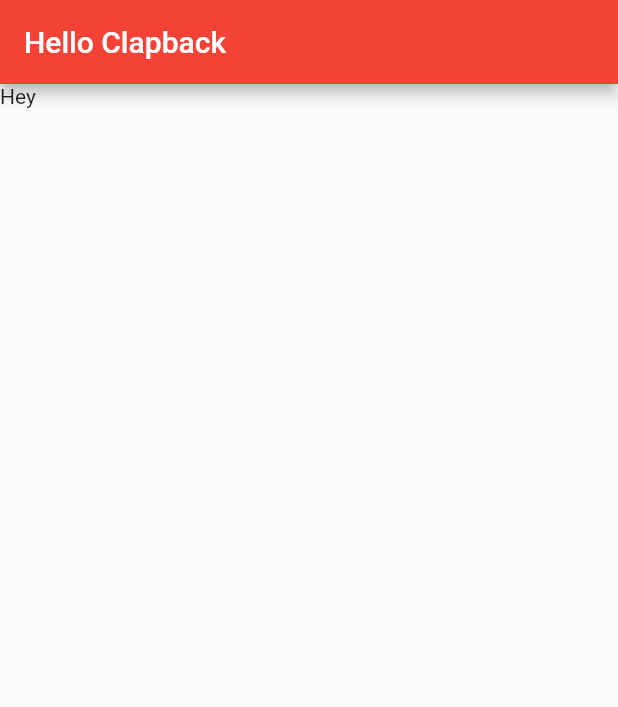
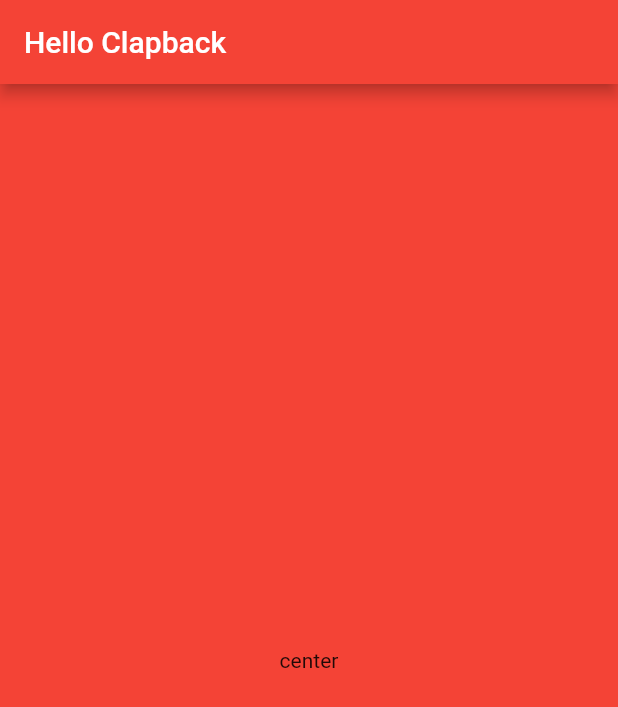
Before and after one commit to rhidra/clapback-app-flutter, a Flutter app: the screen it shows after launch, on a phone screen of 412 x 824 dp. Shown: the top 707 px of the screen. Run offline on Flutter 3.47's test engine with Material 2 defaults, Android fonts, the phone set to English and light mode, and no system bars.

Commit message:
Basic feed layout

```diff
--- /dev/null
+++ b/lib/models/topic.dart
@@ -0,0 +1,53 @@
+import 'package:clapback_app/models/user.dart';
+
+class Topic {
+  final String id;
+  final String title;
+
+  final List<String> hashtags;
+  final List<String> suggestedHashtags;
+  final bool isPublic;
+  final bool isProcessing;
+  final String date;
+
+  final Panel centerPanel;
+  final Panel leftPanel;
+  final Panel rightPanel;
+
+  final int likesCounter = 0;
+  final int viewsCounter = 0;
+  final int commentsCounter = 0;
+  final int clapbacksCounter = 0;
+  final bool hasLiked = false;
+
+  Topic(
+      {this.id,
+      this.title,
+      this.hashtags,
+      this.suggestedHashtags,
+      this.isPublic,
+      this.isProcessing,
+      this.date,
+      this.centerPanel,
+      this.leftPanel,
+      this.rightPanel});
+
+  factory Album.fromJson(Map<String, dynamic> json) {
+    return Album(
+      id: json['_id'],
+      title: json['title'],
+      title: json['title'],
+      title: json['title'],
+      title: json['title'],
+    )
+  }
+}
+
+class Panel {
+  final String video;
+  final String text;
+  final String textAlt;
+  final String image;
+  final String quiz;
+  final User author;
+}
--- /dev/null
+++ b/lib/screens/feed/components/topic.dart
@@ -0,0 +1,43 @@
+import 'package:flutter/material.dart';
+import 'package:flutter/widgets.dart';
+
+class Topic extends StatefulWidget {
+  @override
+  _TopicState createState() => _TopicState();
+}
+
+class _TopicState extends State<Topic> {
+  PageController _pageCtrl;
+
+  @override
+  void initState() {
+    super.initState();
+    _pageCtrl = PageController(initialPage: 1);
+  }
+
+  @override
+  void dispose() {
+    _pageCtrl.dispose();
+    super.dispose();
+  }
+
+  @override
+  Widget build(BuildContext context) {
+    return PageView(
+      controller: _pageCtrl,
+      scrollDirection: Axis.horizontal,
+      children: [
+        _buildPanel(context, Colors.green, 'left'),
+        _buildPanel(context, Colors.red, 'center'),
+        _buildPanel(context, Colors.purple, 'right'),
+      ],
+    );
+  }
+
+  Widget _buildPanel(BuildContext context, Color color, String text) {
+    return Container(
+      color: color,
+      child: Center(child: Text(text)),
+    );
+  }
+}
--- a/lib/screens/feed/feed.dart
+++ b/lib/screens/feed/feed.dart
@@ -1,4 +1,6 @@
 import 'package:flutter/material.dart';
+
+import 'components/topic.dart';
 
 class Feed extends StatefulWidget {
   @override
@@ -6,13 +8,36 @@ class Feed extends StatefulWidget {
 }
 
 class _FeedState extends State<Feed> {
+  PageController _pageCtrl;
+
+  @override
+  void initState() {
+    super.initState();
+    _pageCtrl = PageController();
+  }
+
+  @override
+  void dispose() {
+    _pageCtrl.dispose();
+    super.dispose();
+  }
+
   @override
   Widget build(BuildContext context) {
     return Scaffold(
       appBar: AppBar(
         title: Text('Hello Clapback'),
       ),
-      body: Text('Hey'),
+      body: PageView(
+        controller: _pageCtrl,
+        scrollDirection: Axis.vertical,
+        children: [
+          Topic(),
+          Topic(),
+          Topic(),
+          Topic(),
+        ],
+      ),
     );
   }
 }
```
